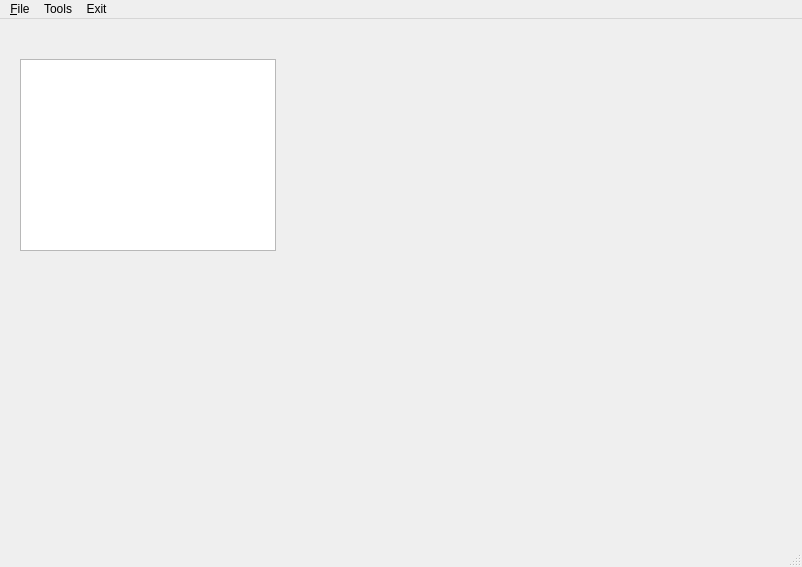
Qt form C++ Projects/Qt Projects/Notepad/notepad.ui (muhamedyoussry/CPP-OOP-Udacity) before a commit.
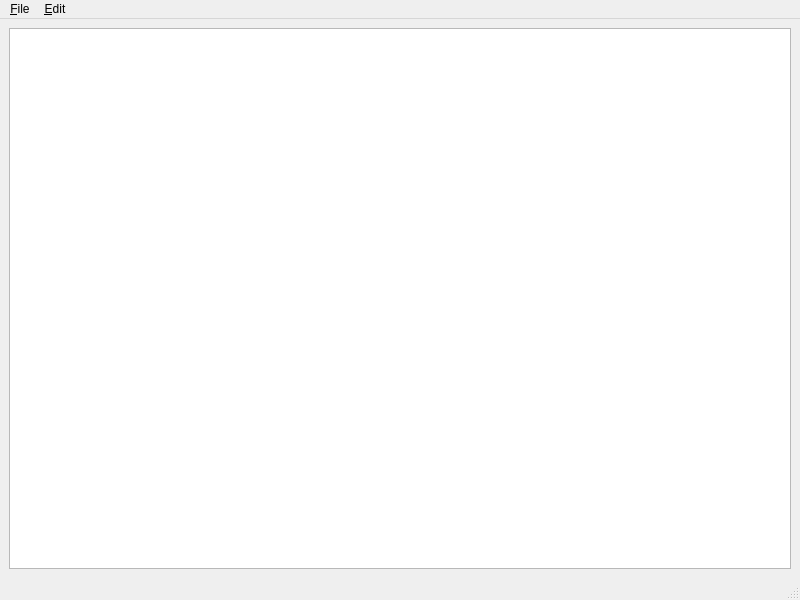
The same form after that commit. Icons and pictures are not drawn.

What changed in the file:
```diff
--- a/C++ Projects/Qt Projects/Notepad/notepad.ui
+++ b/C++ Projects/Qt Projects/Notepad/notepad.ui
@@ -2,39 +2,30 @@
 <ui version="4.0">
  <class>Notepad</class>
  <widget class="QMainWindow" name="Notepad">
-  <property name="enabled">
-   <bool>true</bool>
-  </property>
   <property name="geometry">
    <rect>
     <x>0</x>
     <y>0</y>
-    <width>802</width>
-    <height>567</height>
+    <width>800</width>
+    <height>600</height>
    </rect>
   </property>
   <property name="windowTitle">
    <string>Notepad</string>
   </property>
   <widget class="QWidget" name="centralwidget">
-   <widget class="QTextEdit" name="textEdit">
-    <property name="geometry">
-     <rect>
-      <x>20</x>
-      <y>40</y>
-      <width>256</width>
-      <height>192</height>
-     </rect>
-    </property>
-   </widget>
+   <layout class="QVBoxLayout" name="verticalLayout">
+    <item>
+     <widget class="QPlainTextEdit" name="plainTextEdit"/>
+    </item>
+   </layout>
   </widget>
-  <widget class="QStatusBar" name="statusbar"/>
-  <widget class="QMenuBar" name="menuBar">
+  <widget class="QMenuBar" name="menubar">
    <property name="geometry">
     <rect>
      <x>0</x>
      <y>0</y>
-     <width>802</width>
+     <width>800</width>
      <height>26</height>
     </rect>
    </property>
@@ -46,22 +37,26 @@
     <addaction name="actionSave"/>
     <addaction name="actionSave_as"/>
    </widget>
-   <widget class="QMenu" name="menuTools">
+   <widget class="QMenu" name="menu_Edit">
     <property name="title">
-     <string>Tools</string>
+     <string>&amp;Edit</string>
     </property>
-    <addaction name="actionOptions"/>
-   </widget>
-   <widget class="QMenu" name="menuExit">
-    <property name="title">
-     <string>Exit</string>
-    </property>
+    <addaction name="action_Copy"/>
+    <addaction name="actionCu_t"/>
+    <addaction name="action_Print_2"/>
+    <addaction name="action_Undo"/>
+    <addaction name="action_Redo"/>
    </widget>
    <addaction name="menu_File"/>
-   <addaction name="menuTools"/>
-   <addaction name="menuExit"/>
+   <addaction name="menu_Edit"/>
   </widget>
-  <action name="actionNew">
+  <widget class="QStatusBar" name="statusbar"/>
+  <action name="action_New">
+   <property name="icon">
+    <iconset>
+     <normaloff>:/Images/new-document.png</normaloff>
+     <normalon>:/Images/new.png</normalon>:/Images/new-document.png</iconset>
+   </property>
    <property name="text">
     <string>New</string>
    </property>
```
Left out of the diff: 105 changed lines with no effect on the pictures.
